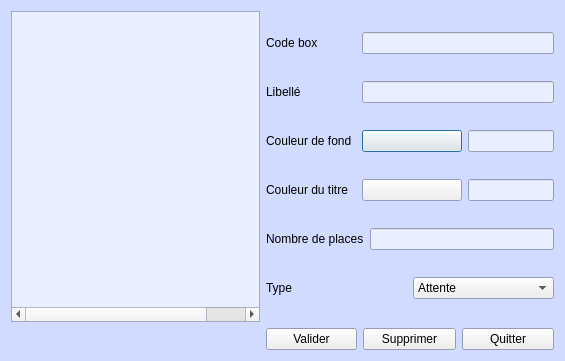
The window that Programmes/synoptux/src/dlgbox.ui (leo-naeka/medintux) describes before a commit, drawn with Qt 5.
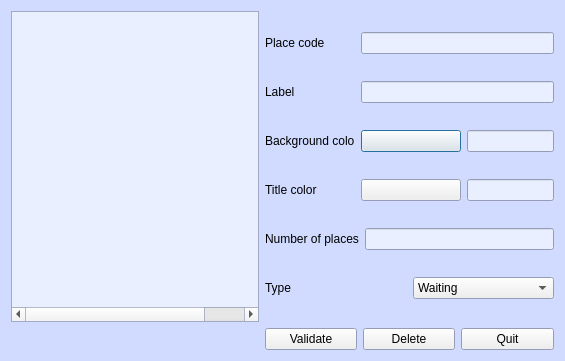
The same window after the commit. Icons and pictures are not drawn.

```diff
--- a/Programmes/synoptux/src/dlgbox.ui
+++ b/Programmes/synoptux/src/dlgbox.ui
@@ -106,7 +106,7 @@
      </column>
      <column>
       <property name="text">
-       <string>Libelle</string>
+       <string>Label</string>
       </property>
      </column>
      <column>
@@ -132,7 +132,7 @@
           </size>
          </property>
          <property name="text">
-          <string>Code box</string>
+          <string>Place code</string>
          </property>
         </widget>
        </item>
@@ -159,7 +159,7 @@
           </size>
          </property>
          <property name="text">
-          <string>Libellé</string>
+          <string>Label</string>
          </property>
         </widget>
        </item>
@@ -183,7 +183,7 @@
           </size>
          </property>
          <property name="text">
-          <string>Couleur de fond</string>
+          <string>Background color</string>
          </property>
         </widget>
        </item>
@@ -216,7 +216,7 @@
           </size>
          </property>
          <property name="text">
-          <string>Couleur du titre</string>
+          <string>Title color</string>
          </property>
         </widget>
        </item>
@@ -249,7 +249,7 @@
           </size>
          </property>
          <property name="text">
-          <string>Nombre de places</string>
+          <string>Number of places</string>
          </property>
         </widget>
        </item>
@@ -271,7 +271,7 @@
         <widget class="QComboBox" name="comboBox_type">
          <item>
           <property name="text">
-           <string>Attente</string>
+           <string>Waiting</string>
           </property>
          </item>
          <item>
@@ -308,21 +308,21 @@
    <item row="1" column="1" rowspan="2">
     <widget class="QPushButton" name="pushButton_ValidBox">
      <property name="text">
-      <string>Valider</string>
+      <string>Validate</string>
      </property>
     </widget>
    </item>
    <item row="1" column="2" rowspan="2">
     <widget class="QPushButton" name="pushButton_annuler">
      <property name="text">
-      <string>Supprimer</string>
+      <string>Delete</string>
      </property>
     </widget>
    </item>
    <item row="1" column="3" rowspan="2">
     <widget class="QPushButton" name="pushButton_QuitterBox">
      <property name="text">
-      <string>Quitter</string>
+      <string>Quit</string>
      </property>
     </widget>
    </item>
```
Left out of the diff: 6 changed lines with no effect on the pictures.
